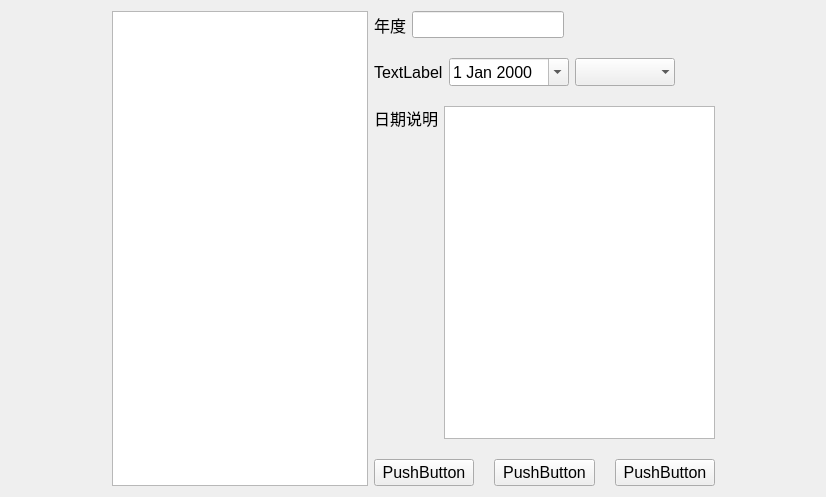
Old version of the form FML/view/mainframe/paramgrholiday.ui in the repository ruofeng216/fmlnew.
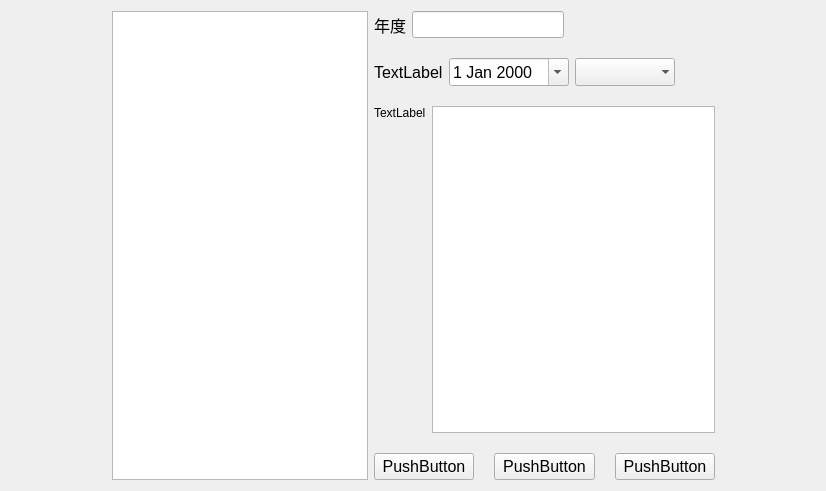
New version of the form.

What changed in the file:
```diff
--- a/FML/view/mainframe/paramgrholiday.ui
+++ b/FML/view/mainframe/paramgrholiday.ui
@@ -7,7 +7,7 @@
     <x>0</x>
     <y>0</y>
     <width>826</width>
-    <height>497</height>
+    <height>491</height>
    </rect>
   </property>
   <property name="windowTitle">
@@ -235,13 +235,8 @@
           <layout class="QVBoxLayout" name="verticalLayout">
            <item>
             <widget class="QLabel" name="label_def">
-             <property name="font">
-              <font>
-               <pointsize>12</pointsize>
-              </font>
-             </property>
              <property name="text">
-              <string>日期说明</string>
+              <string>TextLabel</string>
              </property>
             </widget>
            </item>
```
